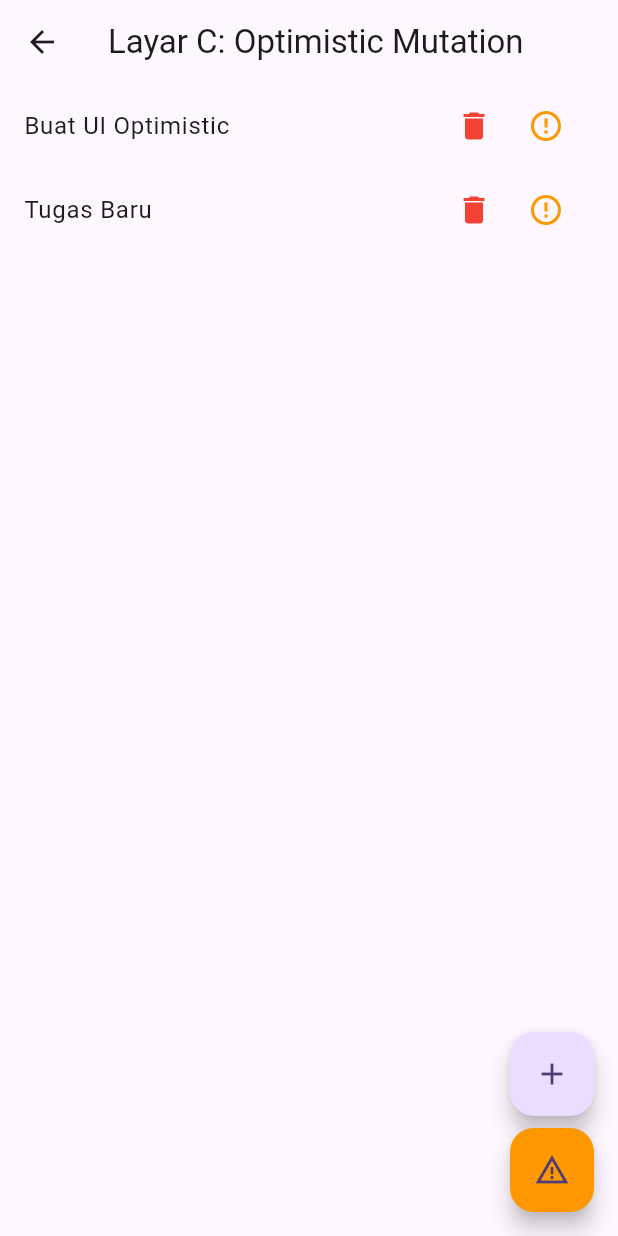
After one commit to WagyuuA5/Riverpod_Advanced_Playground, a Flutter app: the LayarCScreen screen opened directly, after a tap on the "delete" icon, after a tap on the "add" icon, on a phone screen of 412 x 824 dp. The commit adds this screen. Run offline on Flutter 3.47's test engine with Material 3 defaults, Android fonts, the phone set to English and light mode, and no system bars; our stand-ins replace dio, flutter_riverpod, riverpod_annotation; generated files the repository leaves out were written again.

Commit message:
feat: implement Layar C with optimistic mutation and rollback

```diff
--- /dev/null
+++ b/lib/features/optimistic_mutation/application/todo_list_notifier.dart
@@ -0,0 +1,56 @@
+import 'package:riverpod_annotation/riverpod_annotation.dart';
+import '../data/todo_model.dart';
+import '../data/todo_repository.dart';
+
+part 'todo_list_notifier.g.dart';
+
+@riverpod
+class TodoList extends _$TodoList {
+  @override
+  Future<List<Todo>> build() async {
+    final repo = ref.watch(todoRepositoryProvider);
+    return repo.fetchTodos();
+  }
+
+  Future<void> addTodo(String title, {bool fail = false}) async {
+    final repo = ref.read(todoRepositoryProvider);
+    final newTodo = Todo(id: DateTime.now().millisecondsSinceEpoch.toString(), title: title);
+
+    // Backup state sebelum optimis update
+    final previousState = state;
+
+    // Optimistic Update: Langsung tambahkan ke list UI
+    if (state.value != null) {
+      state = AsyncData([...state.value!, newTodo]);
+    }
+
+    try {
+      await repo.addTodo(newTodo, fail: fail);
+    } catch (e) {
+      // Rollback jika terjadi error
+      state = previousState;
+      // Re-throw untuk ditangkap oleh UI (SnackBar)
+      throw Exception('Rollback terjadi: $e');
+    }
+  }
+
+  Future<void> deleteTodo(String id, {bool fail = false}) async {
+    final repo = ref.read(todoRepositoryProvider);
+
+    // Backup state sebelum optimis update
+    final previousState = state;
+
+    // Optimistic Update: Langsung hapus dari list UI
+    if (state.value != null) {
+      state = AsyncData(state.value!.where((todo) => todo.id != id).toList());
+    }
+
+    try {
+      await repo.deleteTodo(id, fail: fail);
+    } catch (e) {
+      // Rollback
+      state = previousState;
+      throw Exception('Rollback terjadi: $e');
+    }
+  }
+}
--- /dev/null
+++ b/lib/features/optimistic_mutation/data/todo_model.dart
@@ -0,0 +1,13 @@
+class Todo {
+  final String id;
+  final String title;
+
+  Todo({required this.id, required this.title});
+
+  Todo copyWith({String? id, String? title}) {
+    return Todo(
+      id: id ?? this.id,
+      title: title ?? this.title,
+    );
+  }
+}
--- /dev/null
+++ b/lib/features/optimistic_mutation/data/todo_repository.dart
@@ -0,0 +1,34 @@
+import 'package:riverpod_annotation/riverpod_annotation.dart';
+import 'todo_model.dart';
+
+part 'todo_repository.g.dart';
+
+class TodoRepository {
+  Future<List<Todo>> fetchTodos() async {
+    await Future.delayed(const Duration(milliseconds: 500));
+    return [
+      Todo(id: '1', title: 'Belajar Riverpod'),
+      Todo(id: '2', title: 'Buat UI Optimistic'),
+    ];
+  }
+
+  Future<void> addTodo(Todo todo, {bool fail = false}) async {
+    await Future.delayed(const Duration(seconds: 1));
+    if (fail) {
+      throw Exception('Gagal menambahkan data ke server!');
+    }
+    // Success simulation
+  }
+
+  Future<void> deleteTodo(String id, {bool fail = false}) async {
+    await Future.delayed(const Duration(seconds: 1));
+    if (fail) {
+      throw Exception('Gagal menghapus data dari server!');
+    }
+  }
+}
+
+@riverpod
+TodoRepository todoRepository(TodoRepositoryRef ref) {
+  return TodoRepository();
+}
--- /dev/null
+++ b/lib/features/optimistic_mutation/presentation/layar_c_screen.dart
@@ -0,0 +1,102 @@
+import 'package:flutter/material.dart';
+import 'package:flutter_riverpod/flutter_riverpod.dart';
+import '../application/todo_list_notifier.dart';
+
+class LayarCScreen extends ConsumerWidget {
+  const LayarCScreen({super.key});
+
+  @override
+  Widget build(BuildContext context, WidgetRef ref) {
+    final todosAsync = ref.watch(todoListProvider);
+
+    return Scaffold(
+      appBar: AppBar(
+        title: const Text('Layar C: Optimistic Mutation'),
+      ),
+      body: todosAsync.when(
+        data: (todos) {
+          if (todos.isEmpty) {
+            return const Center(child: Text('Tidak ada tugas.'));
+          }
+          return ListView.builder(
+            itemCount: todos.length,
+            itemBuilder: (context, index) {
+              final todo = todos[index];
+              return ListTile(
+                title: Text(todo.title),
+                trailing: Row(
+                  mainAxisSize: MainAxisSize.min,
+                  children: [
+                    IconButton(
+                      icon: const Icon(Icons.delete, color: Colors.red),
+                      onPressed: () async {
+                        try {
+                          // Hapus dengan status sukses
+                          await ref.read(todoListProvider.notifier).deleteTodo(todo.id, fail: false);
+                        } catch (e) {
+                          if (context.mounted) {
+                            ScaffoldMessenger.of(context).showSnackBar(SnackBar(content: Text(e.toString())));
+                          }
+                        }
+                      },
+                    ),
+                    IconButton(
+                      icon: const Icon(Icons.error_outline, color: Colors.orange),
+                      tooltip: 'Simulasi Gagal Hapus',
+                      onPressed: () async {
+                        try {
+                          // Simulasi gagal
+                          await ref.read(todoListProvider.notifier).deleteTodo(todo.id, fail: true);
+                        } catch (e) {
+                          if (context.mounted) {
+                            ScaffoldMessenger.of(context).showSnackBar(SnackBar(content: Text(e.toString())));
+                          }
+                        }
+                      },
+                    ),
+                  ],
+                ),
+              );
+            },
+          );
+        },
+        loading: () => const Center(child: CircularProgressIndicator()),
+        error: (err, stack) => Center(child: Text('Error: $err')),
+      ),
+      floatingActionButton: Column(
+        mainAxisAlignment: MainAxisAlignment.end,
+        children: [
+          FloatingActionButton(
+            heroTag: 'btn1',
+            onPressed: () async {
+              try {
+                await ref.read(todoListProvider.notifier).addTodo('Tugas Baru', fail: false);
+              } catch (e) {
+                if (context.mounted) {
+                  ScaffoldMessenger.of(context).showSnackBar(SnackBar(content: Text(e.toString())));
+                }
+              }
+            },
+            child: const Icon(Icons.add),
+          ),
+          const SizedBox(height: 8),
+          FloatingActionButton(
+            heroTag: 'btn2',
+            backgroundColor: Colors.orange,
+            tooltip: 'Tambah (Gagal)',
+            onPressed: () async {
+              try {
+                await ref.read(todoListProvider.notifier).addTodo('Tugas Gagal', fail: true);
+              } catch (e) {
+                if (context.mounted) {
+                  ScaffoldMessenger.of(context).showSnackBar(SnackBar(content: Text(e.toString())));
+                }
+              }
+            },
+            child: const Icon(Icons.warning_amber),
+          ),
+        ],
+      ),
+    );
+  }
+}
--- a/lib/main.dart
+++ b/lib/main.dart
@@ -2,6 +2,7 @@ import 'package:flutter/material.dart';
 import 'package:flutter_riverpod/flutter_riverpod.dart';
 import 'features/simple_provider/presentation/layar_a_screen.dart';
 import 'features/async_fetch/presentation/layar_b_screen.dart';
+import 'features/optimistic_mutation/presentation/layar_c_screen.dart';
 
 void main() {
   runApp(
@@ -58,6 +59,16 @@ class HomeScreen extends StatelessWidget {
             },
             child: const Text('Layar B: Async Fetch & Refresh'),
           ),
+          const SizedBox(height: 16),
+          ElevatedButton(
+            onPressed: () {
+              Navigator.push(
+                context,
+                MaterialPageRoute(builder: (_) => const LayarCScreen()),
+              );
+            },
+            child: const Text('Layar C: Optimistic Mutation'),
+          ),
         ],
       ),
     );
```
Also changed, not shown: lib/features/optimistic_mutation/application/todo_list_notifier.g.dart (added), lib/features/optimistic_mutation/data/todo_repository.g.dart (added).
